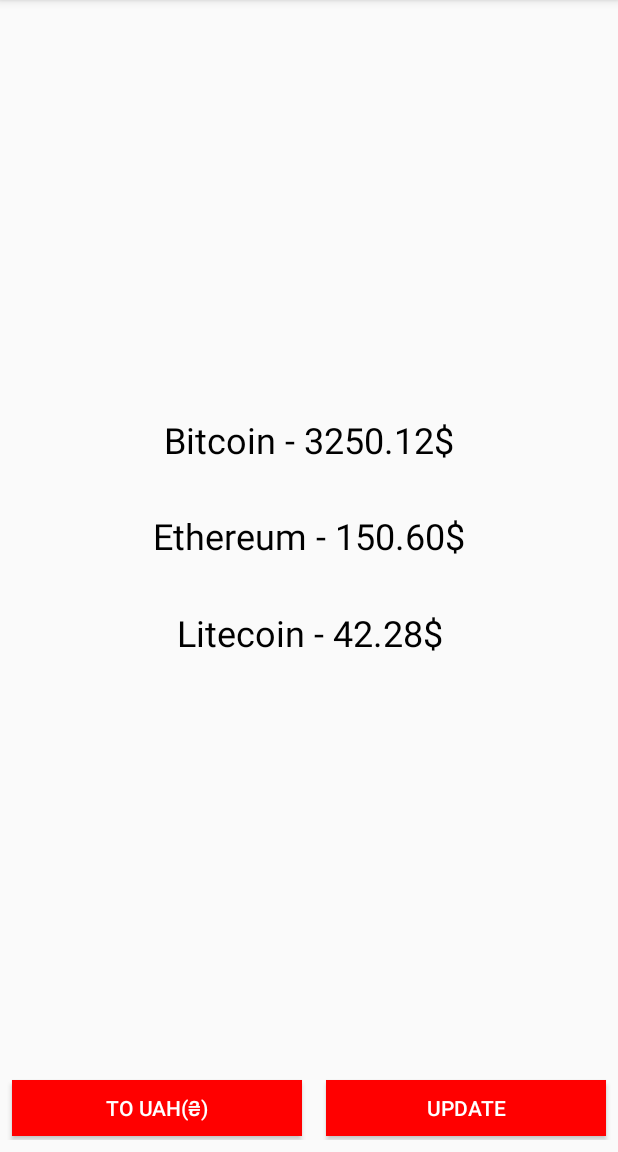
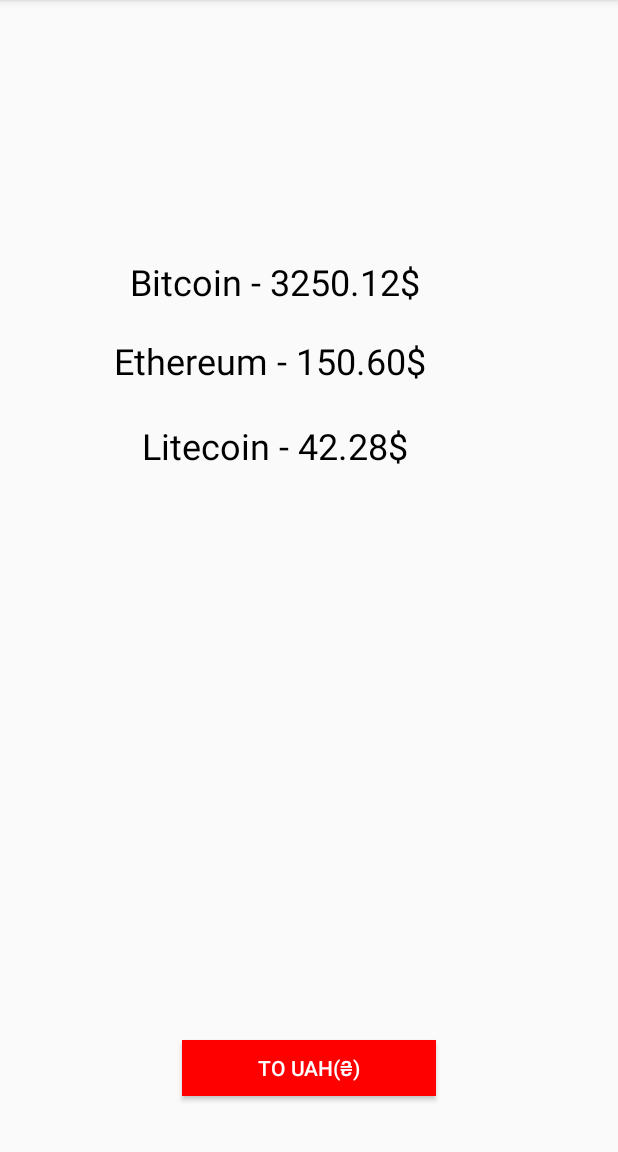
Before and after one commit to Vladykaez/CryptoCourse, an Android app: the screen it shows after launch (MainActivity), on a phone screen of 412 x 824 dp, the part 84-1236 px from its top. Run offline under Robolectric (Android 15) with nearby library versions, the phone set to English and light mode, and no system bars; 9 statements that could not run were skipped.

Commit message:
Update
New get cryptocurrency rate

```diff
--- a/cryptoCurency/app/src/main/java/com/game/vladykastudio/cryptocurency/MainActivity.java
+++ b/cryptoCurency/app/src/main/java/com/game/vladykastudio/cryptocurency/MainActivity.java
@@ -2,6 +2,8 @@ package com.game.vladykastudio.cryptocurency;
 
 import android.content.pm.ActivityInfo;
 import android.os.AsyncTask;
+import android.os.Handler;
+import android.support.v4.widget.SwipeRefreshLayout;
 import android.support.v7.app.AppCompatActivity;
 import android.os.Bundle;
 import android.view.Gravity;
@@ -21,22 +23,35 @@ public class MainActivity extends AppCompatActivity {
     TextView txt, txt2, txt3;
     boolean flag = false;
     float UAHCourse = getHrn();
+    SwipeRefreshLayout swipe;
 
     @Override
     protected void onCreate(Bundle savedInstanceState) {
         super.onCreate(savedInstanceState);
         setContentView(R.layout.activity_main);
         setRequestedOrientation(ActivityInfo.SCREEN_ORIENTATION_PORTRAIT);
-        bitcoin();
-        ethereum();
-        litecoin();
+        swipe = (SwipeRefreshLayout)findViewById(R.id.swipe);
+        updateRate();
+        swipe.setOnRefreshListener(new SwipeRefreshLayout.OnRefreshListener() {
+            @Override
+            public void onRefresh() {
+                updateRate();
+                Toast.makeText(MainActivity.this, "This may take some time...", Toast.LENGTH_SHORT).show();
+                new Handler().postDelayed(new Runnable() {
+                    @Override
+                    public void run() {
+                        swipe.setRefreshing(false);
+                    }
+                }, 0);
+            }
+        });
     }
     public void bitcoin() {
-        BitCoinCourse getbitcoin = new BitCoinCourse();
-        getbitcoin.execute();
+        CryptocurrencyRate getBitcoin = new CryptocurrencyRate("bitcoin");
+        getBitcoin.execute();
         txt = (TextView) findViewById(R.id.txt);
         try {
-            String string = getbitcoin.get();
+            String string = getBitcoin.get();
             if(flag)
                 convertToUAH(string, "Bitcoin", 7, txt);
             else
@@ -48,7 +63,7 @@ public class MainActivity extends AppCompatActivity {
         }
     }
     public void ethereum() {
-        EthereumCourse getEthereum = new EthereumCourse();
+        CryptocurrencyRate getEthereum = new CryptocurrencyRate("ethereum");
         getEthereum.execute();
         txt2 = (TextView)findViewById(R.id.txt2);
         try {
@@ -64,7 +79,7 @@ public class MainActivity extends AppCompatActivity {
         }
     }
     public void litecoin() {
-        LiteCoinCourse getLitecoin = new LiteCoinCourse();
+        CryptocurrencyRate getLitecoin = new CryptocurrencyRate("litecoin");
         getLitecoin.execute();
         txt3 = (TextView) findViewById(R.id.txt3);
         try {
@@ -85,53 +100,23 @@ public class MainActivity extends AppCompatActivity {
         String uah = Float.toString(UAH).split("\\.")[0] +"."+ Float.toString(UAH).split("\\.")[0].substring(0,2);
         txt.setText(cryptoCurrencyName + " - " + uah + "₴");
     }
-    public void onClickGetRate(View v) {
-        bitcoin();
-        ethereum();
-        litecoin();
-        Toast.makeText(this, "This may take some time...", Toast.LENGTH_SHORT).show();
-    }
     public void onClickConvert(View v) {
         if(flag) flag = false;
         else flag = true;
-        bitcoin();
-        ethereum();
-        litecoin();
+        updateRate();
     }
-    class BitCoinCourse extends AsyncTask<Void, Void, String> {
+    class CryptocurrencyRate extends AsyncTask<Void, Void, String> {
         Elements elem;
+        String cryptocurrencyName;
+
+        public CryptocurrencyRate(String cryptocurrencyName) {
+            this.cryptocurrencyName = cryptocurrencyName;
+        }
+
         @Override
         protected String doInBackground(Void... params) {
             try {
-                Document doc = Jsoup.connect("https://myfin.by/crypto-rates/bitcoin").get();
-                elem = doc.select(".birzha_info_head_rates");
-            } catch (IOException e) {
-                e.printStackTrace();
-            }
-            String str = elem.text();
-            return str;
-        }
-    }
-    class EthereumCourse extends AsyncTask<Void, Void, String> {
-        Elements elem;
-        @Override
-        protected String doInBackground(Void... params) {
-            try {
-                Document doc = Jsoup.connect("https://myfin.by/crypto-rates/ethereum").get();
-                elem = doc.select(".birzha_info_head_rates");
-            } catch (IOException e) {
-                e.printStackTrace();
-            }
-            String str = elem.text();
-            return str;
-        }
-    }
-    class LiteCoinCourse extends AsyncTask<Void, Void, String> {
-        Elements elem;
-        @Override
-        protected String doInBackground(Void... params) {
-            try {
-                Document doc = Jsoup.connect("https://myfin.by/crypto-rates/litecoin").get();
+                Document doc = Jsoup.connect("https://myfin.by/crypto-rates/" + cryptocurrencyName).get();
                 elem = doc.select(".birzha_info_head_rates");
             } catch (IOException e) {
                 e.printStackTrace();
@@ -167,4 +152,9 @@ public class MainActivity extends AppCompatActivity {
         }
         return hryvnaRate;
     }
+    public void updateRate() {
+        bitcoin();
+        ethereum();
+        litecoin();
+    }
 }
--- a/cryptoCurency/app/src/main/res/layout/activity_main.xml
+++ b/cryptoCurency/app/src/main/res/layout/activity_main.xml
@@ -1,115 +1,88 @@
 <?xml version="1.0" encoding="utf-8"?>
-<android.support.constraint.ConstraintLayout xmlns:android="http://schemas.android.com/apk/res/android"
+<RelativeLayout xmlns:android="http://schemas.android.com/apk/res/android"
     xmlns:app="http://schemas.android.com/apk/res-auto"
     xmlns:tools="http://schemas.android.com/tools"
     android:layout_width="match_parent"
     android:layout_height="match_parent"
     android:orientation="vertical"
-    tools:context=".MainActivity">
+    tools:context=".MainActivity"
+    tools:layout_editor_absoluteY="81dp">
 
-    <LinearLayout
-        android:id="@+id/linearLayout"
-        android:layout_width="0dp"
-        android:layout_height="48dp"
-        android:layout_marginBottom="8dp"
-        android:layout_marginTop="328dp"
-        android:orientation="horizontal"
-        app:layout_constraintBottom_toBottomOf="parent"
+    <android.support.v4.widget.SwipeRefreshLayout
+        android:id="@+id/swipe"
+        android:layout_width="360dp"
+        android:layout_height="511dp">
+
+        <android.support.constraint.ConstraintLayout
+            android:layout_width="match_parent"
+            android:layout_height="match_parent">
+
+            <TextView
+                android:id="@+id/txt"
+                android:layout_width="wrap_content"
+                android:layout_height="wrap_content"
+                android:layout_alignParentTop="true"
+                android:layout_centerHorizontal="true"
+                android:layout_marginBottom="20dp"
+                android:layout_marginEnd="4dp"
+                android:layout_marginRight="4dp"
+                android:freezesText="true"
+                android:text="Bitcoin - 3250.12$"
+                android:textColor="#000"
+                android:textSize="24sp"
+                app:layout_constraintBottom_toTopOf="@+id/txt2"
+                app:layout_constraintEnd_toEndOf="@+id/txt2" />
+
+            <TextView
+                android:id="@+id/txt2"
+                android:layout_width="wrap_content"
+                android:layout_height="wrap_content"
+                android:layout_alignParentTop="true"
+                android:layout_centerHorizontal="true"
+                android:layout_marginTop="224dp"
+                android:freezesText="true"
+                android:text="Ethereum - 150.60$"
+                android:textColor="#000"
+                android:textSize="24sp"
                 app:layout_constraintEnd_toEndOf="parent"
-        app:layout_constraintHorizontal_bias="0.0"
                 app:layout_constraintStart_toStartOf="parent"
-        app:layout_constraintTop_toTopOf="parent"
-        app:layout_constraintVertical_bias="1.0">
+                app:layout_constraintTop_toTopOf="parent" />
+
+            <TextView
+                android:id="@+id/txt3"
+                android:layout_width="wrap_content"
+                android:layout_height="wrap_content"
+                android:layout_alignParentBottom="true"
+                android:layout_centerHorizontal="true"
+                android:layout_marginEnd="12dp"
+                android:layout_marginRight="12dp"
+                android:layout_marginTop="24dp"
+                android:freezesText="true"
+                android:text="Litecoin - 42.28$"
+                android:textColor="#000"
+                android:textSize="24sp"
+                app:layout_constraintEnd_toEndOf="@+id/txt2"
+                app:layout_constraintTop_toBottomOf="@+id/txt2" />
+
+        </android.support.constraint.ConstraintLayout>
+
+    </android.support.v4.widget.SwipeRefreshLayout>
 
     <Button
         android:id="@+id/button2"
         android:layout_width="169dp"
         android:layout_height="37dp"
-            android:layout_marginBottom="8dp"
-            android:layout_marginEnd="8dp"
-            android:layout_marginLeft="8dp"
-            android:layout_marginRight="8dp"
-            android:layout_marginStart="8dp"
-            android:layout_marginTop="8dp"
+        android:layout_alignParentBottom="true"
+        android:layout_centerHorizontal="true"
+        android:layout_marginBottom="37dp"
         android:layout_weight="1"
+        android:background="#FF0000"
         android:onClick="onClickConvert"
-            android:background="#FF0000"
+        android:text="To UAH(₴)"
+        android:radius="5dp"
         android:textColor="#FFF"
-            android:text="To UAH(₴)"
         android:textSize="14sp"
-            app:layout_constraintBottom_toBottomOf="parent"
-            app:layout_constraintEnd_toEndOf="parent"
-            app:layout_constraintHorizontal_bias="1.0"
-            app:layout_constraintStart_toStartOf="parent"
-            app:layout_constraintTop_toTopOf="parent"
-            app:layout_constraintVertical_bias="1.0" />
+        tools:layout_editor_absoluteX="99dp"
+        tools:layout_editor_absoluteY="458dp" />
 
-        <Button
-            android:id="@+id/button"
-            android:layout_width="162dp"
-            android:layout_height="37dp"
-            android:layout_marginBottom="8dp"
-            android:layout_marginEnd="8dp"
-            android:layout_marginLeft="8dp"
-            android:layout_marginRight="8dp"
-            android:layout_marginStart="8dp"
-            android:layout_marginTop="8dp"
-            android:layout_weight="1"
-            android:onClick="onClickGetRate"
-            android:background="#FF0000"
-            android:textColor="#FFF"
-            android:text="Update"
-            android:textSize="14sp"
-            app:layout_constraintBottom_toBottomOf="parent"
-            app:layout_constraintEnd_toEndOf="parent"
-            app:layout_constraintHorizontal_bias="0.0"
-            app:layout_constraintStart_toStartOf="parent"
-            app:layout_constraintTop_toTopOf="parent"
-            app:layout_constraintVertical_bias="1.0" />
-    </LinearLayout>
-
-    <TextView
-        android:id="@+id/txt"
-        android:layout_width="wrap_content"
-        android:layout_height="wrap_content"
-        android:freezesText="true"
-        android:text="Bitcoin - 3250.12$"
-        android:textColor="#000"
-        android:textSize="24sp"
-        app:layout_constraintBottom_toBottomOf="parent"
-        app:layout_constraintHorizontal_bias="0.501"
-        app:layout_constraintLeft_toLeftOf="parent"
-        app:layout_constraintRight_toRightOf="parent"
-        app:layout_constraintTop_toTopOf="parent"
-        app:layout_constraintVertical_bias="0.376" />
-
-    <TextView
-        android:id="@+id/txt2"
-        android:layout_width="wrap_content"
-        android:layout_height="wrap_content"
-        android:freezesText="true"
-        android:text="Ethereum - 150.60$"
-        android:textColor="#000"
-        android:textSize="24sp"
-        app:layout_constraintBottom_toBottomOf="parent"
-        app:layout_constraintLeft_toLeftOf="parent"
-        app:layout_constraintRight_toRightOf="parent"
-        app:layout_constraintTop_toTopOf="parent"
-        app:layout_constraintVertical_bias="0.463" />
-
-    <TextView
-        android:id="@+id/txt3"
-        android:layout_width="wrap_content"
-        android:layout_height="wrap_content"
-        android:freezesText="true"
-        android:text="Litecoin - 42.28$"
-        android:textColor="#000"
-        android:textSize="24sp"
-        app:layout_constraintBottom_toBottomOf="parent"
-        app:layout_constraintHorizontal_bias="0.502"
-        app:layout_constraintLeft_toLeftOf="parent"
-        app:layout_constraintRight_toRightOf="parent"
-        app:layout_constraintTop_toTopOf="parent"
-        app:layout_constraintVertical_bias="0.551" />
-
-</android.support.constraint.ConstraintLayout>
+</RelativeLayout>
```
Lines whose indentation alone changed are shown as unchanged.
